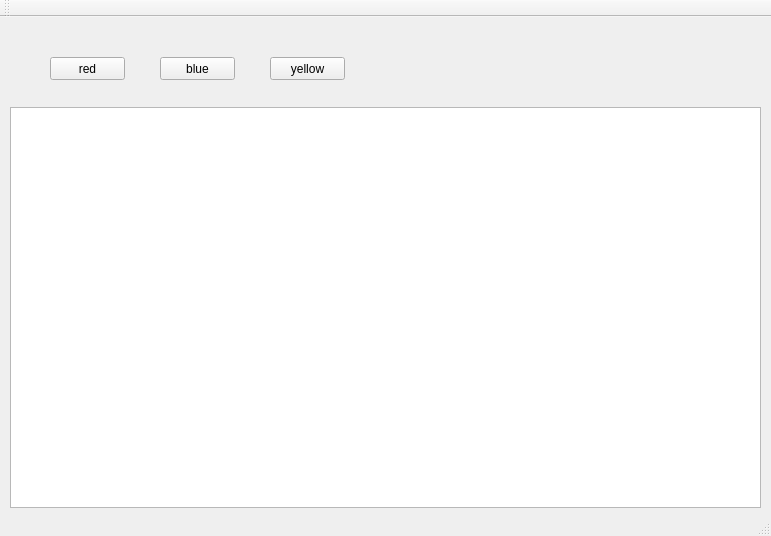
The window that mainwindow.ui (Longxr/QListViewDemo) describes before a commit, drawn with Qt 5.
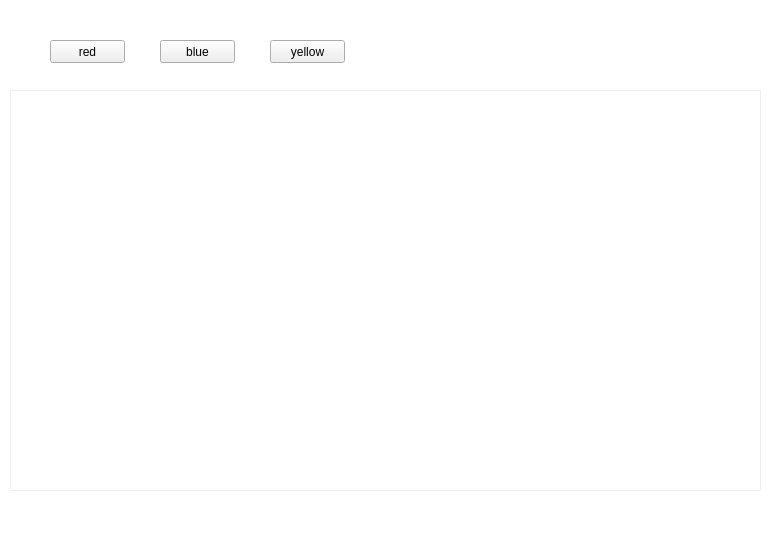
The same window after the commit. Icons and pictures are not drawn.

The edit to the form file:
```diff
--- a/mainwindow.ui
+++ b/mainwindow.ui
@@ -13,7 +13,16 @@
   <property name="windowTitle">
    <string>MainWindow</string>
   </property>
+  <property name="styleSheet">
+   <string notr="true">
+</string>
+  </property>
   <widget class="QWidget" name="centralWidget">
+   <property name="styleSheet">
+    <string notr="true">QWidget#centralWidget{
+background-color: white;
+}</string>
+   </property>
    <widget class="QListView" name="listView">
     <property name="geometry">
      <rect>
@@ -23,6 +32,73 @@
       <height>401</height>
      </rect>
     </property>
+    <property name="styleSheet">
+     <string notr="true">QListView {
+   background-color: transparent;
+	border:1px solid #EFEFEF;
+}
+
+verticalScrollBar:vertical
+{
+    width:8px;
+    background:rgba(0,0,0,0%);
+    margin:0px,0px,0px,0px;
+    padding-top:9px;   // 留出9px给上面和下面的箭头
+    padding-bottom:9px;
+}
+QScrollBar::handle:vertical
+{
+    width:8px;
+    background:rgba(0,0,0,25%);
+    border-radius:4px;   // 滚动条两端变成椭圆
+    min-height:20;
+}
+QScrollBar::handle:vertical:hover
+{
+    width:8px;
+    background:rgba(0,0,0,50%);   // 鼠标放到滚动条上的时候，颜色变深
+    border-radius:4px;
+    min-height:20;
+}
+QScrollBar::add-line:vertical   // 这个应该是设置下箭头的，3.png就是箭头
+{
+    height:9px;width:8px;
+    border-image:url(:/images/a/3.png);
+    subcontrol-position:bottom;
+}
+QScrollBar::sub-line:vertical   // 设置上箭头
+{
+    height:9px;width:8px;
+    border-image:url(:/images/a/1.png);
+    subcontrol-position:top;
+}
+QScrollBar::add-line:vertical:hover   // 当鼠标放到下箭头上的时候
+{
+    height:9px;width:8px;
+    border-image:url(:/images/a/4.png);
+    subcontrol-position:bottom;
+}
+QScrollBar::sub-line:vertical:hover  // 当鼠标放到下箭头上的时候
+{
+    height:9px;width:8px;
+    border-image:url(:/images/a/2.png);
+    subcontrol-position:top;
+}
+QScrollBar::add-page:vertical,QScrollBar::sub-page:vertical   // 当滚动条滚动的时候，上面的部分和下面的部分
+{
+    background:rgba(0,0,0,10%);
+    border-radius:4px;
+}</string>
+    </property>
+    <property name="verticalScrollBarPolicy">
+     <enum>Qt::ScrollBarAsNeeded</enum>
+    </property>
+    <property name="horizontalScrollBarPolicy">
+     <enum>Qt::ScrollBarAsNeeded</enum>
+    </property>
+    <property name="editTriggers">
+     <set>QAbstractItemView::NoEditTriggers</set>
+    </property>
    </widget>
    <widget class="QPushButton" name="redBtn">
     <property name="geometry">
@@ -64,25 +140,6 @@
     </property>
    </widget>
   </widget>
-  <widget class="QMenuBar" name="menuBar">
-   <property name="geometry">
-    <rect>
-     <x>0</x>
-     <y>0</y>
-     <width>771</width>
-     <height>23</height>
-    </rect>
-   </property>
-  </widget>
-  <widget class="QToolBar" name="mainToolBar">
-   <attribute name="toolBarArea">
-    <enum>TopToolBarArea</enum>
-   </attribute>
-   <attribute name="toolBarBreak">
-    <bool>false</bool>
-   </attribute>
-  </widget>
-  <widget class="QStatusBar" name="statusBar"/>
  </widget>
  <layoutdefault spacing="6" margin="11"/>
  <resources/>
```
